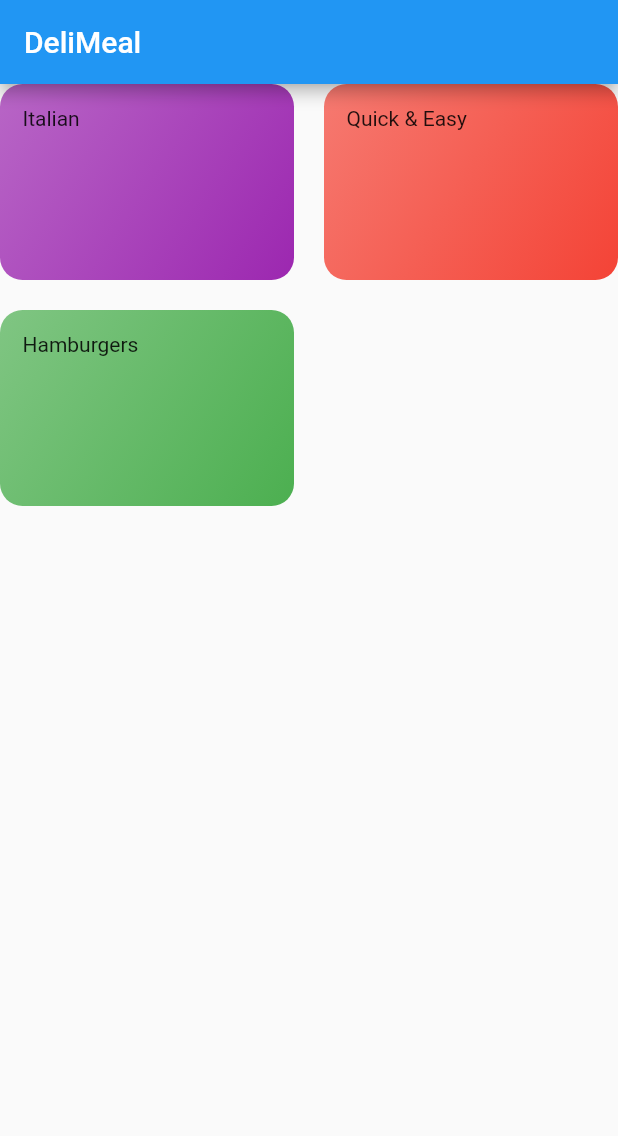
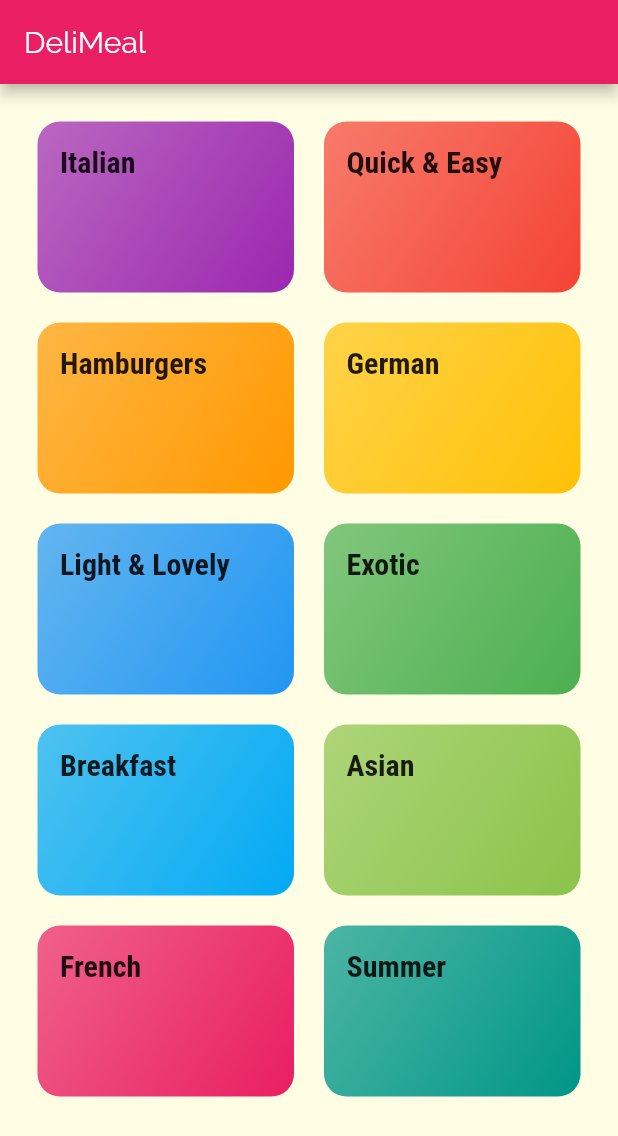
Before and after one commit to Sahajpal/MealsApp, a Flutter app: the screen it shows after launch, on a phone screen of 412 x 824 dp. Shown: the top 1136 px of the screen. Run offline on Flutter 3.47's test engine with Material 2 defaults, Android fonts, the phone set to English and light mode, and no system bars.

Commit message:
Beautified Category items with new fonts and themes

```diff
--- a/lib/categories_screen.dart
+++ b/lib/categories_screen.dart
@@ -1,6 +1,6 @@
 import 'package:flutter/material.dart';
 
-import './dummy_data.dart';
+import './models/dummy_data.dart';
 import './category_item.dart';
 
 class CategoriesScreen extends StatelessWidget {
@@ -11,6 +11,7 @@ class CategoriesScreen extends StatelessWidget {
         title: const Text('DeliMeal'),
       ),
       body: GridView(
+        padding: const EdgeInsets.all(25),
         children: DUMMY_CATEGORIES
             .map(
               (catData) => CategoryItem(
--- a/lib/category_item.dart
+++ b/lib/category_item.dart
@@ -10,15 +10,18 @@ class CategoryItem extends StatelessWidget {
   Widget build(BuildContext context) {
     return Container(
       padding: const EdgeInsets.all(15),
-      child: Text(title),
+      child: Text(
+        title,
+        style: Theme.of(context).textTheme.headline6,
+      ),
       decoration: BoxDecoration(
         gradient: LinearGradient(
           colors: [
             color.withOpacity(0.7),
             color,
           ],
-            begin: Alignment .topLeft,
-            end: Alignment.bottomRight,
+          begin: Alignment.topLeft,
+          end: Alignment.bottomRight,
         ),
         borderRadius: BorderRadius.circular(15),
       ),
--- a/lib/dummy_data.dart
+++ /dev/null
@@ -1,17 +0,0 @@
-import 'package:flutter/material.dart';
-import './models/category.dart';
-
-const DUMMY_CATEGORIES = const [
-  Category(id: 'c1',
-    title: 'Italian',
-    color: Colors.purple,
-  ),
-  Category(id: 'c2',
-    title: 'Quick & Easy',
-    color: Colors.red,
-  ),
-  Category(id: 'c3',
-    title: 'Hamburgers',
-    color: Colors.green,
-  ),
-];
--- a/lib/main.dart
+++ b/lib/main.dart
@@ -11,7 +11,22 @@ class MyApp extends StatelessWidget {
     return MaterialApp(
       title: 'DeliMeals',
       theme: ThemeData(
-        primarySwatch: Colors.blue,
+        primarySwatch: Colors.pink,
+        accentColor: Colors.amber,
+        canvasColor: Color.fromRGBO(255, 254, 229, 1),
+        fontFamily: 'Raleway',
+        textTheme: ThemeData.light().textTheme.copyWith(
+            bodyText1: TextStyle(
+              color: Color.fromRGBO(20, 51, 51, 1),
+            ),
+            bodyText2: TextStyle(
+              color: Color.fromRGBO(20, 51, 51, 1),
+            ),
+            headline6: TextStyle(
+              fontSize: 20,
+              fontFamily: 'RobotoCondensed',
+              fontWeight: FontWeight.bold,
+            )),
       ),
       home: CategoriesScreen(),
     );
@@ -22,7 +37,6 @@ class MyHomePage extends StatefulWidget {
   @override
   _MyHomePageState createState() => _MyHomePageState();
 }
-
 
 class _MyHomePageState extends State<MyHomePage> {
   @override
--- /dev/null
+++ b/lib/models/dummy_data.dart
@@ -0,0 +1,55 @@
+import 'package:flutter/material.dart';
+import 'package:meals_app/models/category.dart';
+
+const DUMMY_CATEGORIES = const [
+  Category(
+    id: 'c1',
+    title: 'Italian',
+    color: Colors.purple,
+  ),
+  Category(
+    id: 'c2',
+    title: 'Quick & Easy',
+    color: Colors.red,
+  ),
+  Category(
+    id: 'c3',
+    title: 'Hamburgers',
+    color: Colors.orange,
+  ),
+  Category(
+    id: 'c4',
+    title: 'German',
+    color: Colors.amber,
+  ),
+  Category(
+    id: 'c5',
+    title: 'Light & Lovely',
+    color: Colors.blue,
+  ),
+  Category(
+    id: 'c6',
+    title: 'Exotic',
+    color: Colors.green,
+  ),
+  Category(
+    id: 'c7',
+    title: 'Breakfast',
+    color: Colors.lightBlue,
+  ),
+  Category(
+    id: 'c8',
+    title: 'Asian',
+    color: Colors.lightGreen,
+  ),
+  Category(
+    id: 'c9',
+    title: 'French',
+    color: Colors.pink,
+  ),
+  Category(
+    id: 'c10',
+    title: 'Summer',
+    color: Colors.teal,
+  ),
+];
```
Also changed, not shown: pubspec.yaml (+32 -26 lines), assets/fonts/Raleway-Black.ttf (added), assets/fonts/Raleway-Bold.ttf (added), assets/fonts/Raleway-Regular.ttf (added), assets/fonts/RobotoCondensed-Bold.ttf (added), assets/fonts/RobotoCondensed-Italic.ttf (added), assets/fonts/RobotoCondensed-Light.ttf (added), assets/fonts/RobotoCondensed-Regular.ttf (added).
